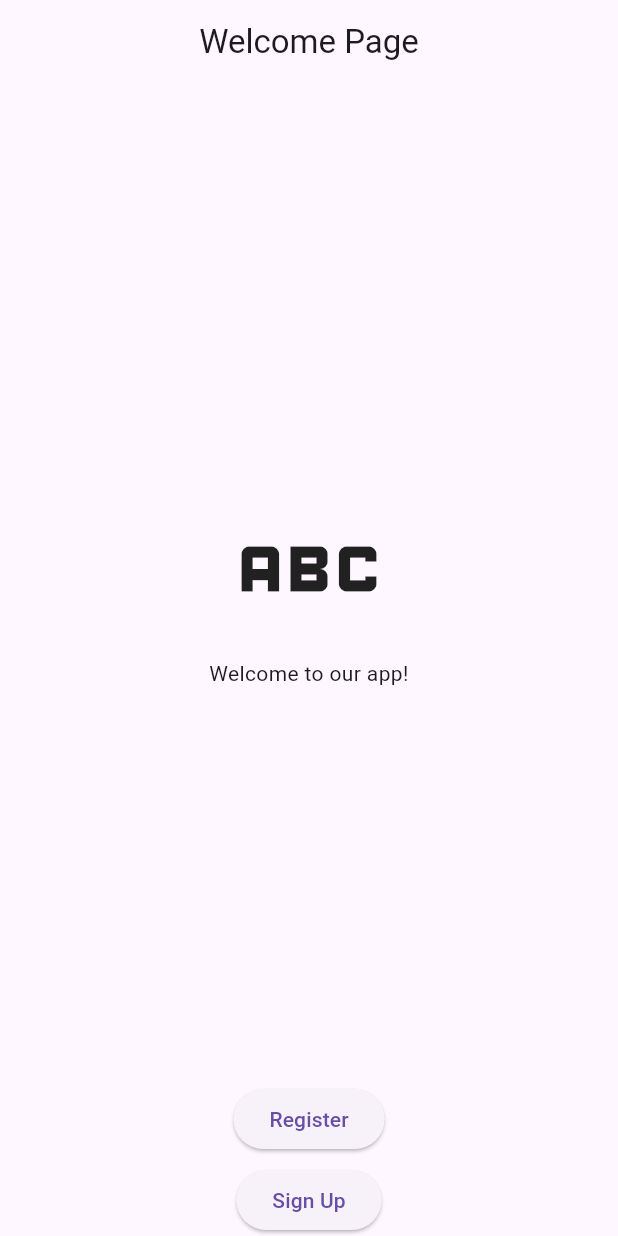
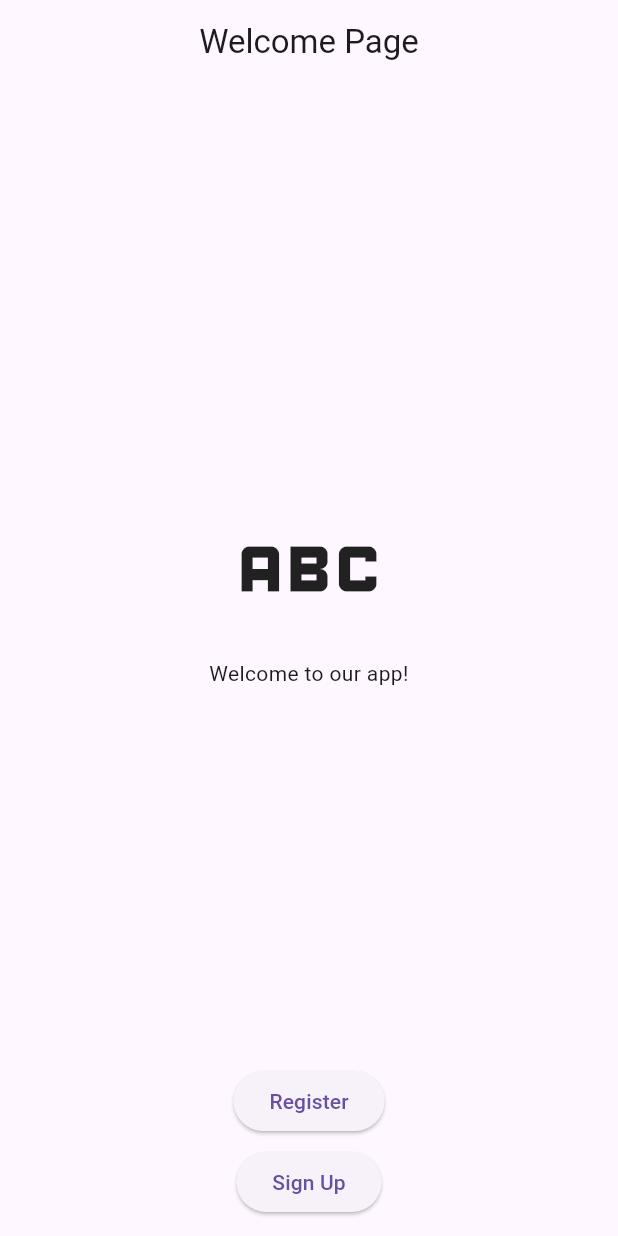
Before and after one commit to abdymazhittoretay/social_media_app, a Flutter app: the screen it shows after launch, on a phone screen of 412 x 824 dp. Run offline on Flutter 3.47's test engine with Material 3 defaults, Android fonts, the phone set to English and light mode, and no system bars.

Commit message:
added vertical and horizontal padding

```diff
--- a/lib/pages/welcome_page.dart
+++ b/lib/pages/welcome_page.dart
@@ -9,6 +9,11 @@ class WelcomePage extends StatelessWidget {
       appBar: AppBar(title: Text("Welcome Page"), centerTitle: true),
       body: SafeArea(
         child: Center(
+          child: Padding(
+            padding: const EdgeInsets.symmetric(
+              horizontal: 16.0,
+              vertical: 12.0,
+            ),
             child: Column(
               mainAxisAlignment: MainAxisAlignment.center,
               crossAxisAlignment: CrossAxisAlignment.center,
@@ -24,6 +29,7 @@ class WelcomePage extends StatelessWidget {
             ),
           ),
         ),
+      ),
     );
   }
 }
```
Lines whose indentation alone changed are shown as unchanged.
